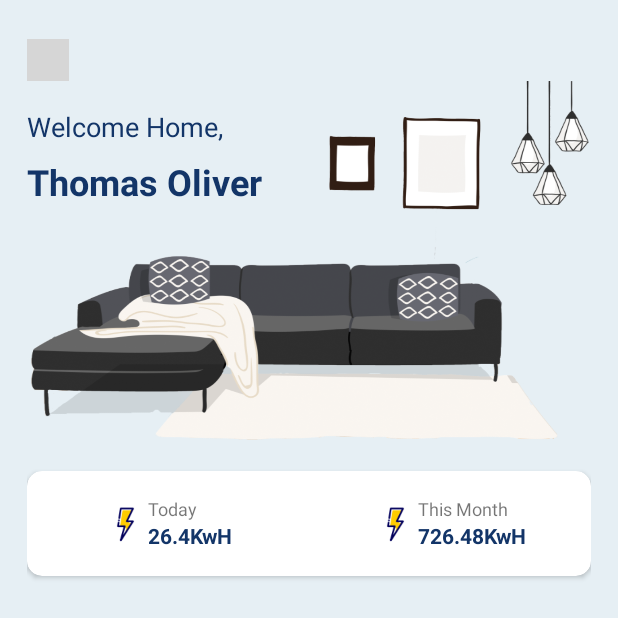
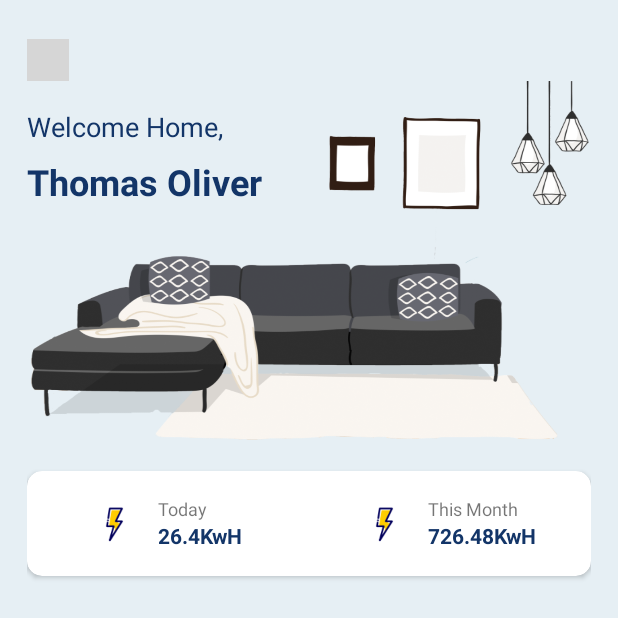
Before and after one commit to YuLiangGoh/SmartHome, an Android app: the screen it shows after launch (MainActivity), on a phone screen of 412 x 824 dp. Shown: the top 618 px of the screen. Run offline under Robolectric (Android 15) with nearby library versions, the phone set to English and light mode, and no system bars; grey boxes are pictures that could not be loaded.

Commit message:
Update activity_main.xml

```diff
--- a/app/src/main/res/layout/activity_main.xml
+++ b/app/src/main/res/layout/activity_main.xml
@@ -70,7 +70,8 @@
                     android:layout_width="30dp"
                     android:layout_height="30dp"
                     android:background="@drawable/power_icon"
-                    android:layout_gravity="center"/>
+                    android:layout_gravity="center"
+                    android:layout_marginEnd="14dp"/>
 
                 <LinearLayout
                     android:layout_width="wrap_content"
@@ -110,7 +111,8 @@
                     android:layout_width="30dp"
                     android:layout_height="30dp"
                     android:background="@drawable/power_icon"
-                    android:layout_gravity="center"/>
+                    android:layout_gravity="center"
+                    android:layout_marginEnd="14dp"/>
 
                 <LinearLayout
                     android:layout_width="wrap_content"
```
